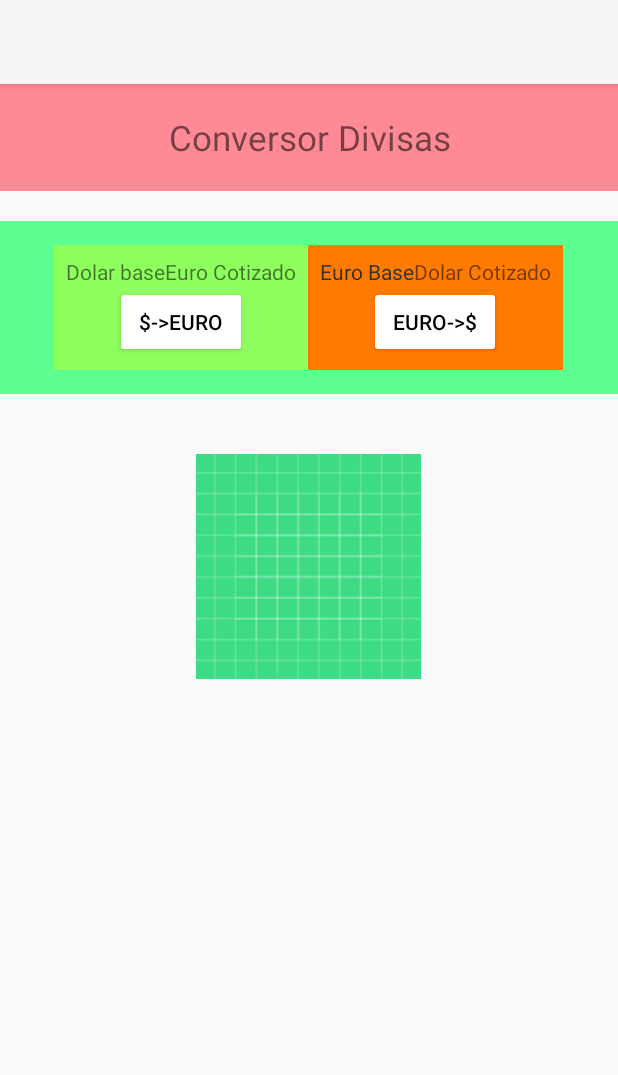
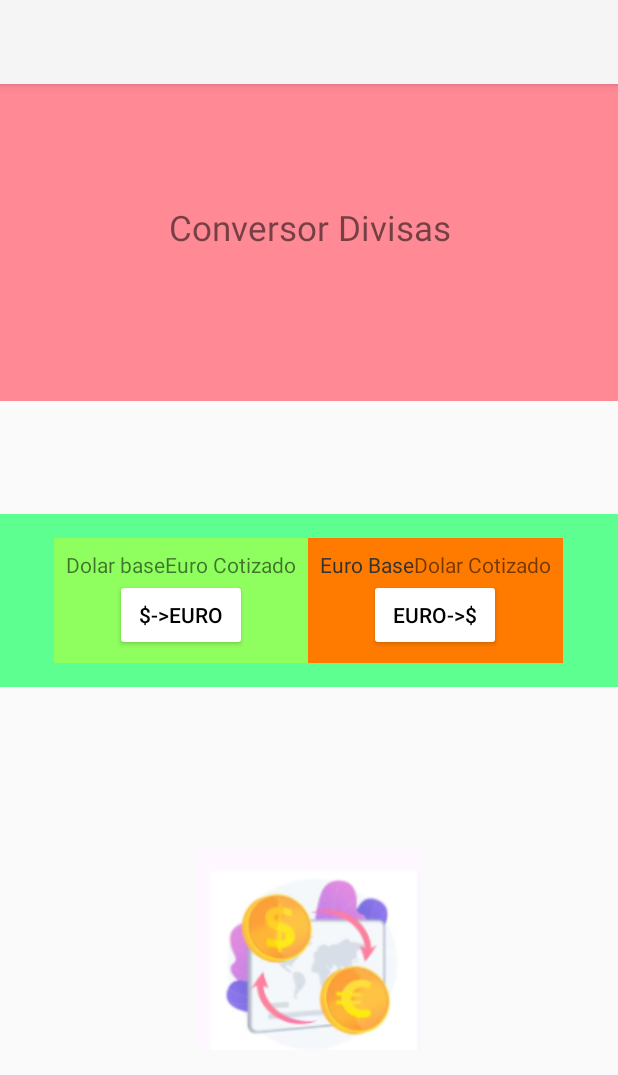
Before and after one commit to AlbertoCodex/desarrolloInterfaces, an Android app: the screen it shows after launch (MainActivity), on a phone screen of 412 x 824 dp. Shown: the top 1075 px of the screen. Run offline under Robolectric (Android 15) with nearby library versions, the phone set to English and light mode, and no system bars.

Commit message:
Padding+Margins e ImagenDivisas.png

```diff
--- a/conversorDivisas/app/src/main/res/layout/activity_main.xml
+++ b/conversorDivisas/app/src/main/res/layout/activity_main.xml
@@ -14,17 +14,19 @@
     <FrameLayout
         android:layout_width="match_parent"
         android:layout_height="wrap_content"
-        android:layout_gravity="center_horizontal">
+        android:layout_gravity="center_horizontal"
+        android:background="#FF8995"
+        android:layout_marginBottom="60dp"
+        android:paddingBottom="80dp">
 
         <TextView
             android:layout_width="match_parent"
             android:layout_height="match_parent"
             android:text="Conversor Divisas"
-            android:gravity="center"
+            android:gravity="center_horizontal"
             android:textSize="23sp"
-            android:background="#FF8995"
-            android:padding="20dp"
-            android:layout_marginBottom="20dp" />
+            android:paddingTop="80dp"
+            android:paddingBottom="20dp"/>
     </FrameLayout>
 
     <!-- Layout para Conversion -->
@@ -32,6 +34,7 @@
         android:layout_width="match_parent"
         android:layout_height="wrap_content"
         android:padding="16dp"
+        android:layout_marginTop="15dp"
         android:gravity="center"
         android:background="#5eff91"
         android:orientation="horizontal"
@@ -108,7 +111,7 @@
     <ImageView
         android:layout_width="150dp"
         android:layout_height="150dp"
-        android:src="@drawable/ic_launcher_background"
+        android:src="@drawable/imagenDivisas"
         android:contentDescription="Currency Image"
-        android:layout_marginTop="20dp"/>
+        android:layout_marginTop="80dp"/>
 </LinearLayout>
```
Also changed, not shown: conversorDivisas/app/src/main/res/drawable/imagenDivisas.PNG (added).
